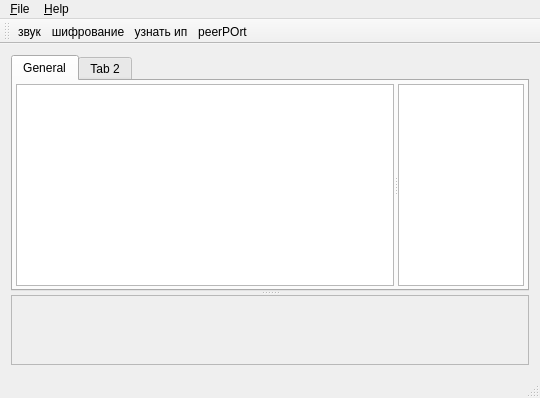
Above: mainwindow.ui from mefest/qChat_client before the change. Below: the same form after it.
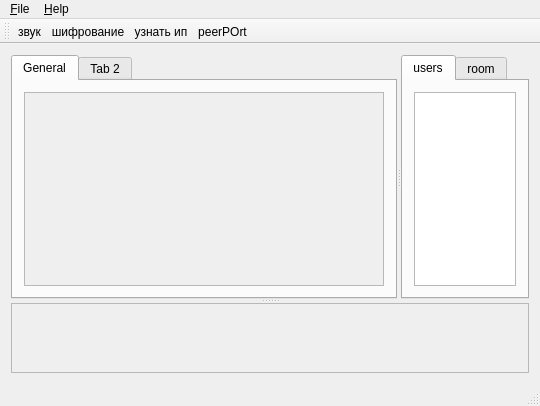
That is the form after the change. Icons and pictures are not drawn. Custom widgets are drawn as their Qt base class.

Commit message: start works for rooms

Patch:
```diff
--- a/mainwindow.ui
+++ b/mainwindow.ui
@@ -36,12 +36,16 @@
      <verstretch>1</verstretch>
     </sizepolicy>
    </property>
-   <layout class="QVBoxLayout" name="verticalLayout">
+   <layout class="QHBoxLayout" name="horizontalLayout">
     <item>
-     <widget class="QSplitter" name="splitter">
+     <widget class="QSplitter" name="splitter_2">
       <property name="orientation">
        <enum>Qt::Vertical</enum>
       </property>
+      <widget class="QSplitter" name="splitter">
+       <property name="orientation">
+        <enum>Qt::Horizontal</enum>
+       </property>
       <widget class="QTabWidget" name="tabWidget">
        <property name="enabled">
         <bool>true</bool>
@@ -76,7 +80,10 @@
        <property name="movable">
         <bool>false</bool>
        </property>
-       <widget class="QWidget" name="tab">
+        <widget class="QWidget" name="wd_out">
+         <property name="enabled">
+          <bool>false</bool>
+         </property>
         <property name="sizePolicy">
          <sizepolicy hsizetype="Preferred" vsizetype="Minimum">
           <horstretch>0</horstretch>
@@ -86,27 +93,11 @@
         <attribute name="title">
          <string>General</string>
         </attribute>
-        <layout class="QHBoxLayout" name="horizontalLayout">
-         <property name="leftMargin">
-          <number>3</number>
-         </property>
-         <property name="topMargin">
-          <number>3</number>
-         </property>
-         <property name="rightMargin">
-          <number>3</number>
-         </property>
-         <property name="bottomMargin">
-          <number>3</number>
-         </property>
+         <layout class="QHBoxLayout" name="horizontalLayout_2">
          <item>
-          <widget class="QSplitter" name="wd_out">
-           <property name="orientation">
-            <enum>Qt::Horizontal</enum>
-           </property>
            <widget class="QTextEdit" name="te_message">
             <property name="enabled">
-             <bool>true</bool>
+             <bool>false</bool>
             </property>
             <property name="sizePolicy">
              <sizepolicy hsizetype="Expanding" vsizetype="Expanding">
@@ -131,24 +122,6 @@
              <bool>false</bool>
             </property>
            </widget>
-           <widget class="QListWidget" name="lw_users">
-            <property name="sizePolicy">
-             <sizepolicy hsizetype="Expanding" vsizetype="Expanding">
-              <horstretch>1</horstretch>
-              <verstretch>2</verstretch>
-             </sizepolicy>
-            </property>
-            <property name="maximumSize">
-             <size>
-              <width>150</width>
-              <height>16777215</height>
-             </size>
-            </property>
-            <property name="contextMenuPolicy">
-             <enum>Qt::CustomContextMenu</enum>
-            </property>
-           </widget>
-          </widget>
          </item>
         </layout>
        </widget>
@@ -159,6 +132,38 @@
         <attribute name="title">
          <string>Tab 2</string>
         </attribute>
+        </widget>
+       </widget>
+       <widget class="QTabWidget" name="tabWidget_2">
+        <property name="sizePolicy">
+         <sizepolicy hsizetype="Expanding" vsizetype="Expanding">
+          <horstretch>1</horstretch>
+          <verstretch>0</verstretch>
+         </sizepolicy>
+        </property>
+        <property name="currentIndex">
+         <number>0</number>
+        </property>
+        <widget class="QWidget" name="tab_3">
+         <attribute name="title">
+          <string>users</string>
+         </attribute>
+         <layout class="QVBoxLayout" name="verticalLayout_2">
+          <item>
+           <widget class="QListWidget" name="lw_users"/>
+          </item>
+         </layout>
+        </widget>
+        <widget class="QWidget" name="tab_4">
+         <attribute name="title">
+          <string>room</string>
+         </attribute>
+         <layout class="QHBoxLayout" name="horizontalLayout_3">
+          <item>
+           <widget class="QListWidget" name="listRoomWidget"/>
+          </item>
+         </layout>
+        </widget>
        </widget>
       </widget>
       <widget class="messInput" name="te_input">
```
Lines whose indentation alone changed are shown as unchanged. The commit also changes 5 other files.
